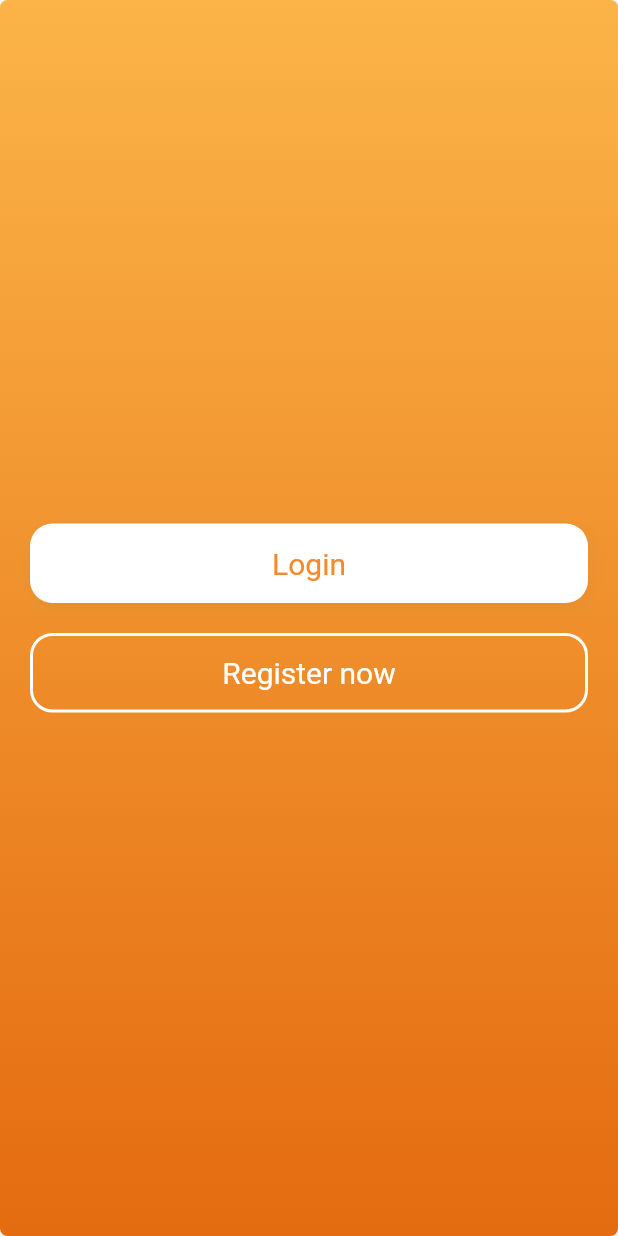
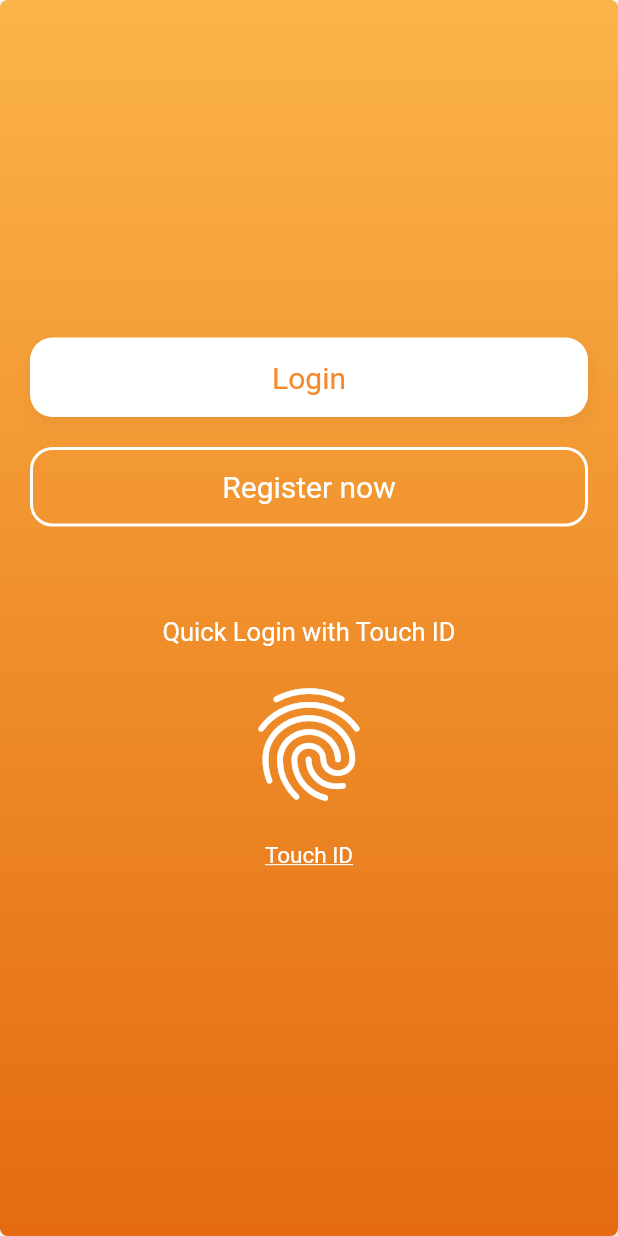
Before and after one commit to asamoah-fred/chat_app, a Flutter app: the screen it shows after launch, after a tap on "Register now", on a phone screen of 412 x 824 dp. Run offline on Flutter 3.47's test engine with Material 2 defaults, Android fonts, the light colour scheme and no system bars; missing offline and left inert: dart:html.

Commit message:
Applied Figerprint ID

```diff
--- a/lib/screens/welcomepage.dart
+++ b/lib/screens/welcomepage.dart
@@ -1,3 +1,7 @@
+// ignore_for_file: avoid_web_libraries_in_flutter
+
+import 'dart:html';
+
 import 'package:flutter/material.dart';
 
 class WelcomePage extends StatefulWidget {
@@ -22,7 +26,7 @@ class _WelcomePageState extends State<WelcomePage> {
             boxShadow: [
               BoxShadow(
                 color: Colors.grey.shade200,
-                offset: Offset(2, 4),
+                offset: const Offset(2, 4),
                 blurRadius: 5,
                 spreadRadius: 2,
               ),
@@ -45,7 +49,7 @@ class _WelcomePageState extends State<WelcomePage> {
                   Navigator.push(
                     context,
                     MaterialPageRoute(
-                      builder: (context) => WelcomePage(),
+                      builder: (context) => const WelcomePage(),
                     ),
                   );
                 },
@@ -61,7 +65,7 @@ class _WelcomePageState extends State<WelcomePage> {
                     ),
                     boxShadow: [
                       BoxShadow(
-                        color: Color(0xffdf8e33).withAlpha(
+                        color: const Color(0xffdf8e33).withAlpha(
                           100,
                         ),
                         offset: const Offset(
@@ -91,11 +95,15 @@ class _WelcomePageState extends State<WelcomePage> {
               InkWell(
                 onTap: () {
                   Navigator.push(
-                  context,MaterialPageRoute(builder: (context) => WelcomePage(),),);
+                    context,
+                    MaterialPageRoute(
+                      builder: (context) => const WelcomePage(),
+                    ),
+                  );
                 },
                 child: Container(
                   width: MediaQuery.of(context).size.width,
-                  padding: EdgeInsets.symmetric(
+                  padding: const EdgeInsets.symmetric(
                     vertical: 13,
                   ),
                   alignment: Alignment.center,
@@ -110,13 +118,52 @@ class _WelcomePageState extends State<WelcomePage> {
                       width: 2,
                     ),
                   ),
-                  child:  Text(
+                  child: const Text(
                     'Register now',
                     style: TextStyle(
                       fontSize: 20,
                       color: Colors.white,
                     ),
                   ),
+                ),
+              ),
+              const SizedBox(
+                height: 20,
+              ),
+              Container(
+                margin: const EdgeInsets.only(
+                  top: 40,
+                  bottom: 20,
+                ),
+                child: Column(
+                  children: const [
+                    Text(
+                      'Quick Login with Touch ID',
+                      style: TextStyle(
+                        color: Colors.white,
+                        fontSize: 17,
+                      ),
+                    ),
+                    SizedBox(
+                      height: 20,
+                    ),
+                    Icon(
+                      Icons.fingerprint,
+                      size: 90,
+                      color: Colors.white,
+                    ),
+                    SizedBox(
+                      height: 20,
+                    ),
+                    Text(
+                      'Touch ID',
+                      style: TextStyle(
+                        color: Colors.white,
+                        fontSize: 15,
+                        decoration: TextDecoration.underline,
+                      ),
+                    ),
+                  ],
                 ),
               ),
             ],
```
